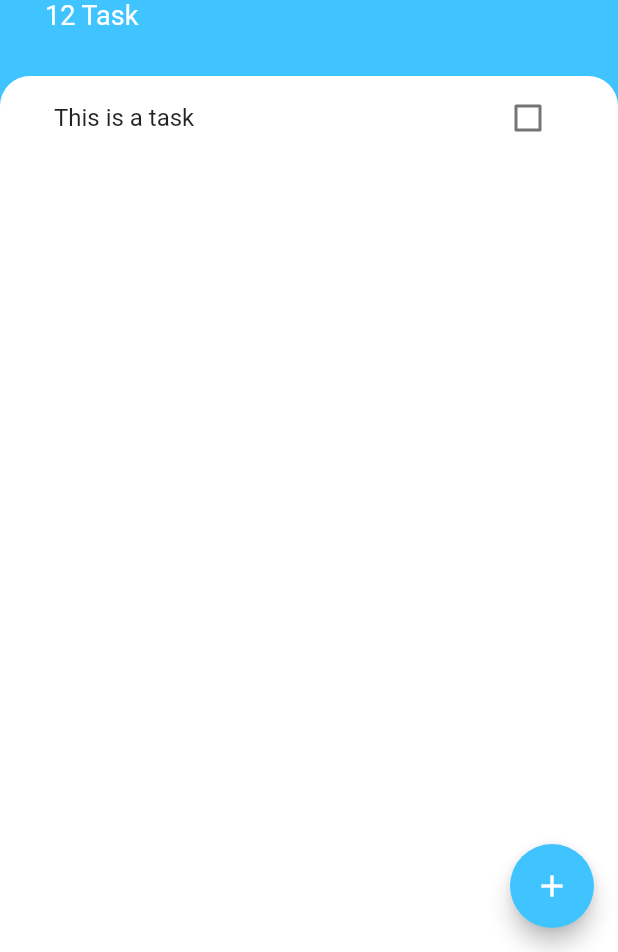
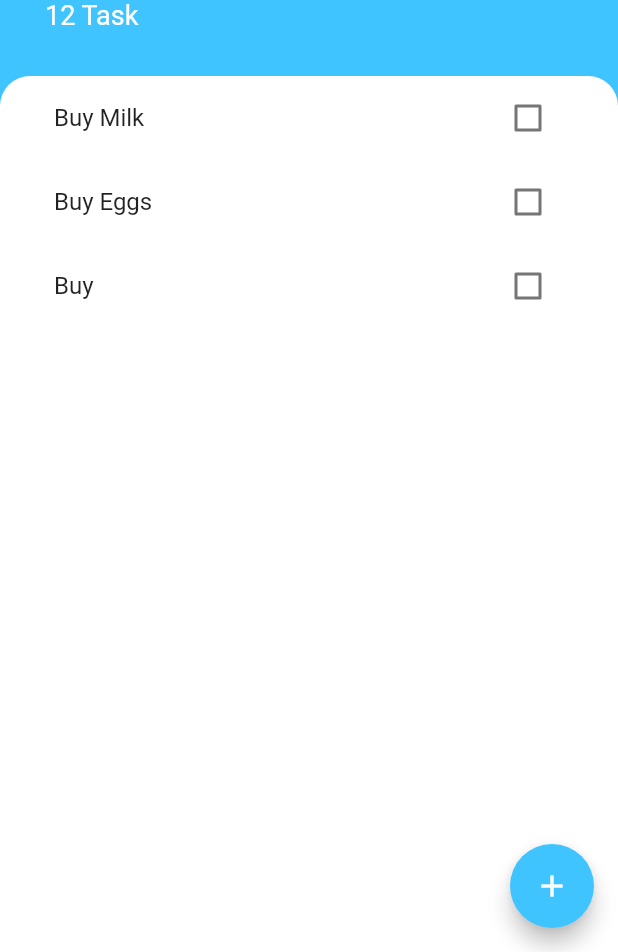
Before and after one commit to caseycole589/todey-flutter, a Flutter app: the screen it shows after launch, on a phone screen of 412 x 824 dp, the part 284-1236 px from its top. Run offline on Flutter 3.47's test engine with Material 2 defaults, Android fonts, the phone set to English and light mode, and no system bars.

```diff
--- /dev/null
+++ b/lib/model/task.dart
@@ -0,0 +1,9 @@
+class Task {
+  final String name;
+  bool isDone;
+  Task({this.name, this.isDone = false});
+
+  void toggleDone() {
+    isDone = !isDone;
+  }
+}
--- a/lib/screens/task_screen.dart
+++ b/lib/screens/task_screen.dart
@@ -1,8 +1,20 @@
 import 'package:flutter/material.dart';
+import 'package:todoey/model/task.dart';
 import 'package:todoey/screens/add_task_screen.dart';
 import 'package:todoey/widgets/tasks_list.dart';
 
-class TasksScreen extends StatelessWidget {
+class TasksScreen extends StatefulWidget {
+  @override
+  _TasksScreenState createState() => _TasksScreenState();
+}
+
+class _TasksScreenState extends State<TasksScreen> {
+  List<Task> tasks = [
+    Task(name: 'Buy Milk'),
+    Task(name: 'Buy Eggs'),
+    Task(name: 'Buy ')
+  ];
+
   @override
   Widget build(BuildContext context) {
     return Scaffold(
@@ -10,7 +22,14 @@ class TasksScreen extends StatelessWidget {
       floatingActionButton: FloatingActionButton(
         onPressed: () {
           showModalBottomSheet(
-              context: context, builder: (context) => AddTask());
+            context: context,
+            builder: (context) => AddTask((newTaskTiltle) {
+              setState(() {
+                tasks.add(Task(name: newTaskTiltle));
+              });
+              Navigator.pop(context);
+            }),
+          );
         },
         backgroundColor: Colors.lightBlueAccent,
         child: Icon(Icons.add),
@@ -63,7 +82,7 @@ class TasksScreen extends StatelessWidget {
                   topRight: Radius.circular(20),
                 ),
               ),
-              child: TaskList(),
+              child: TaskList(tasks),
             ),
           )
         ],
--- a/lib/widgets/task_tile.dart
+++ b/lib/widgets/task_tile.dart
@@ -1,13 +1,24 @@
 import 'package:flutter/material.dart';
 
 class TaskTile extends StatelessWidget {
+  final bool isChecked;
+  final String taskTitle;
+  final Function checkboxCallback;
+  TaskTile({this.isChecked, this.taskTitle, this.checkboxCallback});
+
   @override
   Widget build(BuildContext context) {
     return ListTile(
-      title: Text('This is a task'),
+      title: Text(
+        taskTitle,
+        style: TextStyle(
+          decoration: isChecked ? TextDecoration.lineThrough : null,
+        ),
+      ),
       trailing: Checkbox(
-        value: false,
-        onChanged: (e) {},
+        activeColor: Colors.lightBlueAccent,
+        value: isChecked,
+        onChanged: checkboxCallback,
       ),
     );
   }
--- a/lib/widgets/tasks_list.dart
+++ b/lib/widgets/tasks_list.dart
@@ -1,13 +1,31 @@
 import 'package:flutter/material.dart';
+import 'package:todoey/model/task.dart';
 import 'package:todoey/widgets/task_tile.dart';
 
-class TaskList extends StatelessWidget {
+class TaskList extends StatefulWidget {
+  final List<Task> tasks;
+  TaskList(this.tasks);
+
+  @override
+  _TaskListState createState() => _TaskListState();
+}
+
+class _TaskListState extends State<TaskList> {
   @override
   Widget build(BuildContext context) {
-    return ListView(
-      children: [
-        TaskTile(),
-      ],
+    return ListView.builder(
+      itemBuilder: (context, index) {
+        return TaskTile(
+          taskTitle: widget.tasks[index].name,
+          isChecked: widget.tasks[index].isDone,
+          checkboxCallback: (val) {
+            setState(() {
+              widget.tasks[index].toggleDone();
+            });
+          },
+        );
+      },
+      itemCount: widget.tasks.length,
     );
   }
 }
--- a/pubspec.yaml
+++ b/pubspec.yaml
@@ -3,7 +3,7 @@ description: A new Flutter project.
 
 # The following line prevents the package from being accidentally published to
 # pub.dev using `pub publish`. This is preferred for private packages.
-publish_to: 'none' # Remove this line if you wish to publish to pub.dev
+publish_to: "none" # Remove this line if you wish to publish to pub.dev
 
 # The following defines the version and build number for your application.
 # A version number is three numbers separated by dots, like 1.2.43
@@ -23,7 +23,7 @@ environment:
 dependencies:
   flutter:
     sdk: flutter
-
+  provider: ^5.0.0
 
   # The following adds the Cupertino Icons font to your application.
   # Use with the CupertinoIcons class for iOS style icons.
@@ -38,7 +38,6 @@ dev_dependencies:
 
 # The following section is specific to Flutter.
 flutter:
-
   # The following line ensures that the Material Icons font is
   # included with your application, so that you can use the icons in
   # the material Icons class.
```
Also changed, not shown: lib/screens/add_task_screen.dart (+9 -1 lines), pubspec.lock.
